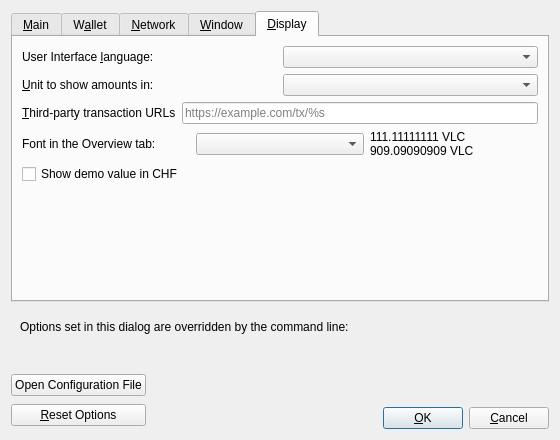
Before: the Qt Designer form src/qt/forms/optionsdialog.ui in nicolasspzh/velincoin, drawn with Qt 5.
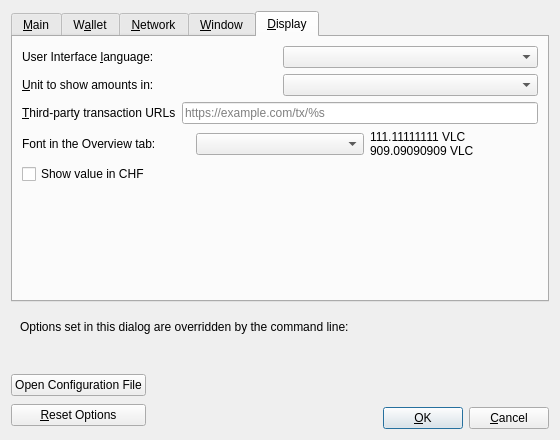
After: the same form once the commit is applied. The open tabs and pages were chosen to show the change. Custom widgets are drawn as their Qt base class.

Commit message:
GUI: "Wert" instead of "Demo-Wert" next to the amounts
The CHF amount now reads "≈ 0.050 CHF · Wert" (English "value"), and the
option is "Wert in CHF anzeigen". The tooltip still says that it is a
fixed value and not a market price.

Claude-Session: https://claude.ai/code/session_01KtpMX3uud5WYmzHoy9CveN

```diff
--- a/src/qt/forms/optionsdialog.ui
+++ b/src/qt/forms/optionsdialog.ui
@@ -792,7 +792,7 @@
           <string>Fixed demo value, not a market price. VLC is not traded anywhere yet.</string>
          </property>
          <property name="text">
-          <string>Show demo value in CHF</string>
+          <string>Show value in CHF</string>
          </property>
         </widget>
        </item>
```
Left out of the diff: 2 changed lines with no effect on the pictures. The commit also changes 5 other files.
